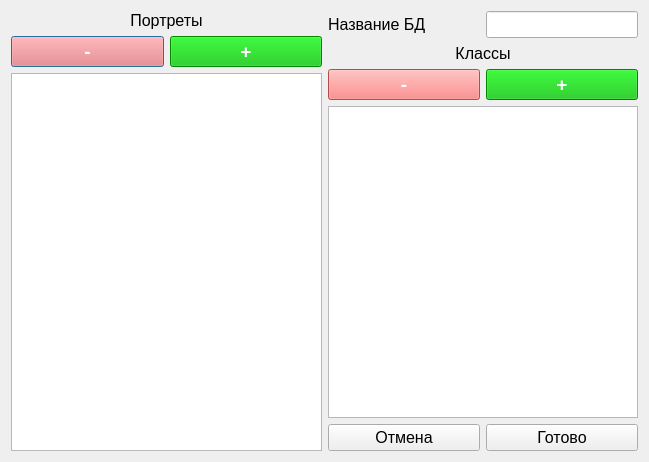
layxproud/FileManagerVega, file classifywindow.ui: the form before one commit.
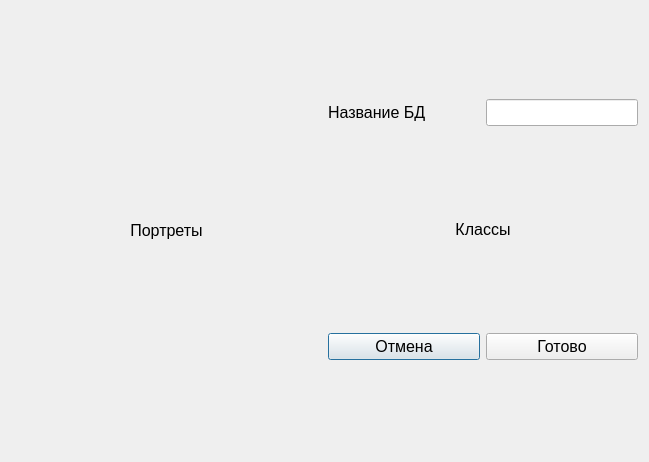
The form after the commit.

Commit message: refactor: Moved portrait list logic to custom widget

```diff
--- a/classifywindow.ui
+++ b/classifywindow.ui
@@ -25,7 +25,13 @@
       <number>0</number>
      </property>
      <item>
-      <widget class="QLabel" name="label_2">
+      <widget class="QLabel" name="portraitsLabel">
+       <property name="sizePolicy">
+        <sizepolicy hsizetype="Preferred" vsizetype="Fixed">
+         <horstretch>0</horstretch>
+         <verstretch>0</verstretch>
+        </sizepolicy>
+       </property>
        <property name="text">
         <string>Портреты</string>
        </property>
@@ -35,63 +41,7 @@
       </widget>
      </item>
      <item>
-      <layout class="QHBoxLayout" name="buttonsLayout_3">
-       <item>
-        <widget class="QPushButton" name="removePortraitButton">
-         <property name="font">
-          <font>
-           <pointsize>14</pointsize>
-           <bold>true</bold>
-          </font>
-         </property>
-         <property name="styleSheet">
-          <string notr="true">#removePortraitButton {
-background-color: rgb(255, 105, 105);
-color: white;
-}
-
-#removePortraitButton:hover {
-    background-color: rgb(191, 79, 79); 
-}</string>
-         </property>
-         <property name="text">
-          <string>-</string>
-         </property>
-        </widget>
-       </item>
-       <item>
-        <widget class="QPushButton" name="addPortraitButton">
-         <property name="font">
-          <font>
-           <pointsize>14</pointsize>
-           <bold>true</bold>
-          </font>
-         </property>
-         <property name="styleSheet">
-          <string notr="true">#addPortraitButton {
-background-color: rgb(0, 186, 0);
-color: white;
-}
-
-#addPortraitButton:hover {
-    background-color:rgb(0, 140, 0) ; 
-}</string>
-         </property>
-         <property name="text">
-          <string>+</string>
-         </property>
-        </widget>
-       </item>
-      </layout>
-     </item>
-     <item>
-      <widget class="QListWidget" name="portraitsList">
-       <property name="font">
-        <font>
-         <pointsize>12</pointsize>
-        </font>
-       </property>
-      </widget>
+      <layout class="QVBoxLayout" name="portraits"/>
      </item>
     </layout>
    </item>
@@ -104,6 +54,12 @@
        </property>
        <item>
         <widget class="QLabel" name="dbNameLabel">
+         <property name="sizePolicy">
+          <sizepolicy hsizetype="Preferred" vsizetype="Fixed">
+           <horstretch>0</horstretch>
+           <verstretch>0</verstretch>
+          </sizepolicy>
+         </property>
          <property name="font">
           <font>
            <pointsize>12</pointsize>
@@ -135,7 +91,13 @@
       </layout>
      </item>
      <item>
-      <widget class="QLabel" name="label">
+      <widget class="QLabel" name="classesLabel">
+       <property name="sizePolicy">
+        <sizepolicy hsizetype="Preferred" vsizetype="Fixed">
+         <horstretch>0</horstretch>
+         <verstretch>0</verstretch>
+        </sizepolicy>
+       </property>
        <property name="text">
         <string>Классы</string>
        </property>
@@ -145,57 +107,7 @@
       </widget>
      </item>
      <item>
-      <layout class="QHBoxLayout" name="buttonsLayout_2">
-       <item>
-        <widget class="QPushButton" name="removeClassButton">
-         <property name="font">
-          <font>
-           <pointsize>14</pointsize>
-           <bold>true</bold>
-          </font>
-         </property>
-         <property name="styleSheet">
-          <string notr="true">#removeClassButton {
-background-color: rgb(255, 105, 105);
-color: white;
-}
-
-#removeClassButton:hover {
-    background-color: rgb(191, 79, 79); 
-}</string>
-         </property>
-         <property name="text">
-          <string>-</string>
-         </property>
-        </widget>
-       </item>
-       <item>
-        <widget class="QPushButton" name="addClassButton">
-         <property name="font">
-          <font>
-           <pointsize>14</pointsize>
-           <bold>true</bold>
-          </font>
-         </property>
-         <property name="styleSheet">
-          <string notr="true">#addClassButton {
-background-color: rgb(0, 186, 0);
-color: white;
-}
-
-#addClassButton:hover {
-    background-color:rgb(0, 140, 0) ; 
-}</string>
-         </property>
-         <property name="text">
-          <string>+</string>
-         </property>
-        </widget>
-       </item>
-      </layout>
-     </item>
-     <item>
-      <widget class="QListWidget" name="classesList"/>
+      <layout class="QVBoxLayout" name="classes"/>
      </item>
      <item>
       <layout class="QHBoxLayout" name="buttonsLayout">
```
Left out of the diff: 4 changed lines with no effect on the pictures. The commit also changes 5 other files.
